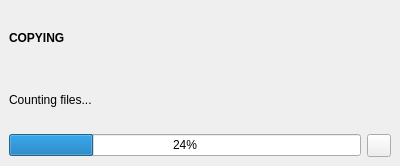
Above: application/jobs/widgets/filetransferjobwidget.ui from theCheeseboard/thefile before the change. Below: the same form after it.
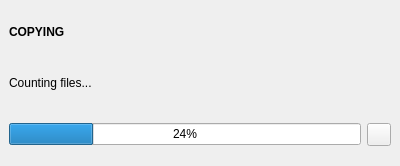
That is the form after the change. The open tabs and pages were chosen to show the change. Icons and pictures are not drawn. Custom widgets are drawn as their Qt base class.

What changed in the file:
```diff
--- a/application/jobs/widgets/filetransferjobwidget.ui
+++ b/application/jobs/widgets/filetransferjobwidget.ui
@@ -60,7 +60,20 @@
         </widget>
        </item>
        <item>
+        <widget class="QWidget" name="progressWidget" native="true">
         <layout class="QHBoxLayout" name="horizontalLayout">
+          <property name="leftMargin">
+           <number>0</number>
+          </property>
+          <property name="topMargin">
+           <number>0</number>
+          </property>
+          <property name="rightMargin">
+           <number>0</number>
+          </property>
+          <property name="bottomMargin">
+           <number>0</number>
+          </property>
          <item>
           <widget class="QProgressBar" name="progressBar">
            <property name="value">
@@ -79,6 +92,7 @@
           </widget>
          </item>
         </layout>
+        </widget>
        </item>
       </layout>
      </widget>
```
Left out of the diff: 5 changed lines with no effect on the pictures. Lines whose indentation alone changed are shown as unchanged.
